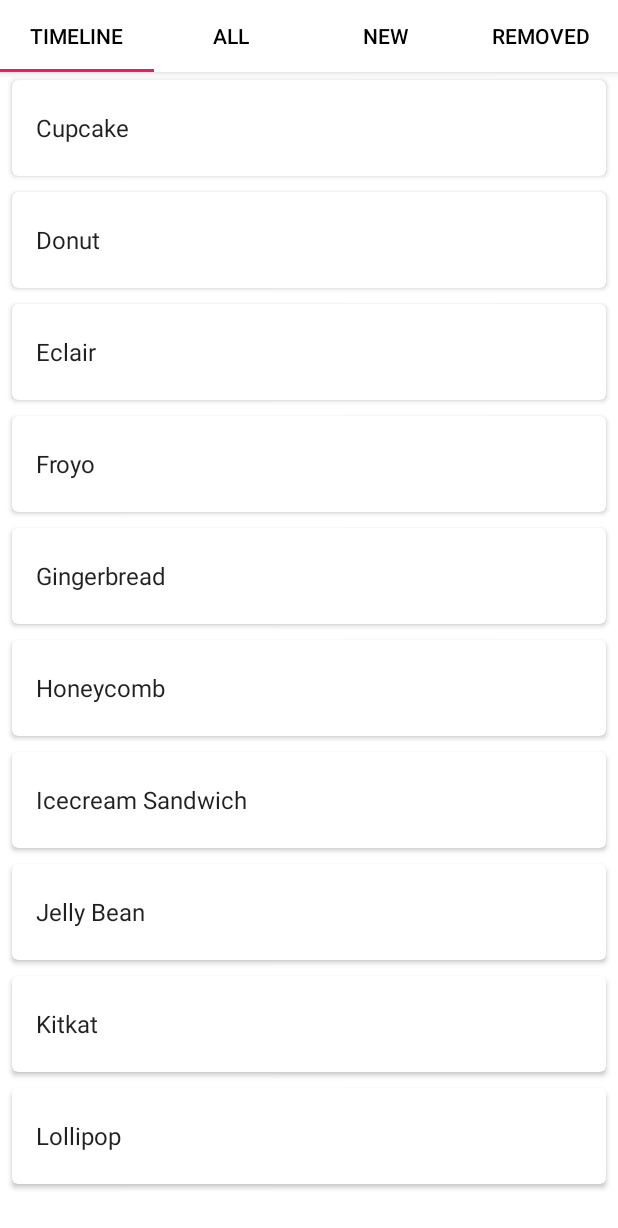
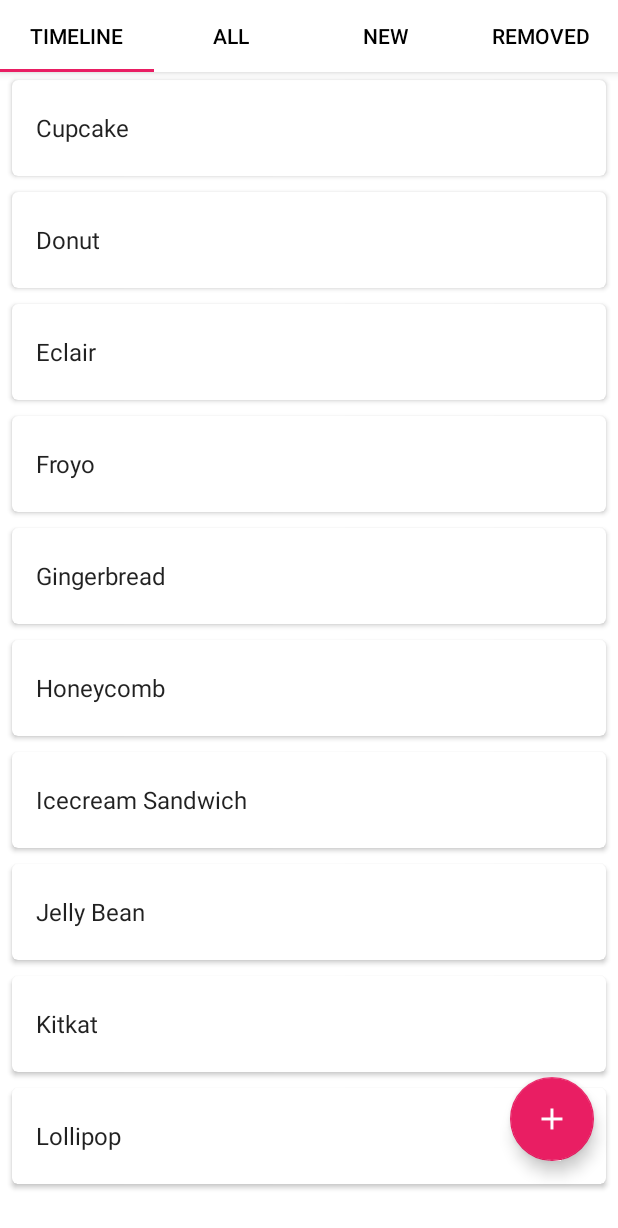
Before and after one commit to mlevytskiy/Wumf, an Android app: the screen it shows after launch (MainActivity), on a phone screen of 412 x 824 dp. Shown: the top 1228 px of the screen. Run offline under Robolectric (Android 15) with nearby library versions, the phone set to English and light mode, and no system bars.

Commit message:
add action button

```diff
--- a/app/src/main/java/io/wumf/wumf/MainActivity.java
+++ b/app/src/main/java/io/wumf/wumf/MainActivity.java
@@ -16,7 +16,6 @@ import android.support.v7.widget.Toolbar;
 import android.view.LayoutInflater;
 import android.view.View;
 import android.view.ViewGroup;
-import android.widget.FrameLayout;
 import android.widget.Toast;
 
 import java.util.ArrayList;
@@ -143,7 +142,7 @@ public class MainActivity extends AppCompatActivity {
         public View onCreateView(LayoutInflater inflater, ViewGroup container, Bundle savedInstanceState) {
             View view = inflater.inflate(R.layout.dummy_fragment, container, false);
 
-            final FrameLayout frameLayout = (FrameLayout) view.findViewById(R.id.dummyfrag_bg);
+            final View frameLayout = view.findViewById(R.id.dummyfrag_bg);
             frameLayout.setBackgroundColor(color);
 
             RecyclerView recyclerView = (RecyclerView) view.findViewById(R.id.dummyfrag_scrollableview);
--- a/app/src/main/res/layout/activity_tab_animation.xml
+++ b/app/src/main/res/layout/activity_tab_animation.xml
@@ -27,10 +27,28 @@
 
     </android.support.design.widget.AppBarLayout>
 
-    <android.support.v4.view.ViewPager
-        android:id="@+id/tabanim_viewpager"
+
+    <RelativeLayout
         android:layout_width="match_parent"
         android:layout_height="match_parent"
-        app:layout_behavior="@string/appbar_scrolling_view_behavior" />
+        app:layout_behavior="@string/appbar_scrolling_view_behavior" >
+
+        <android.support.v4.view.ViewPager
+            android:id="@+id/tabanim_viewpager"
+            android:layout_width="match_parent"
+            android:layout_height="match_parent"
+            app:layout_behavior="@string/appbar_scrolling_view_behavior" />
+
+        <android.support.design.widget.FloatingActionButton
+            android:id="@+id/change_grid_list"
+            android:layout_width="wrap_content"
+            android:layout_height="wrap_content"
+            android:src="@drawable/ic_action_add"
+            android:layout_alignParentBottom="true"
+            android:layout_alignParentRight="true"
+            android:layout_marginBottom="50dp"
+            android:layout_marginRight="16dp" />
+
+    </RelativeLayout>
 
 </android.support.design.widget.CoordinatorLayout>
--- a/app/src/main/res/layout/dummy_fragment.xml
+++ b/app/src/main/res/layout/dummy_fragment.xml
@@ -1,5 +1,5 @@
 <?xml version="1.0" encoding="utf-8"?>
-<FrameLayout xmlns:android="http://schemas.android.com/apk/res/android"
+<RelativeLayout xmlns:android="http://schemas.android.com/apk/res/android"
     android:id="@+id/dummyfrag_bg"
     android:layout_width="match_parent"
     android:layout_height="match_parent"
@@ -10,4 +10,4 @@
         android:layout_width="match_parent"
         android:layout_height="match_parent" />
 
-</FrameLayout>
+</RelativeLayout>
```
